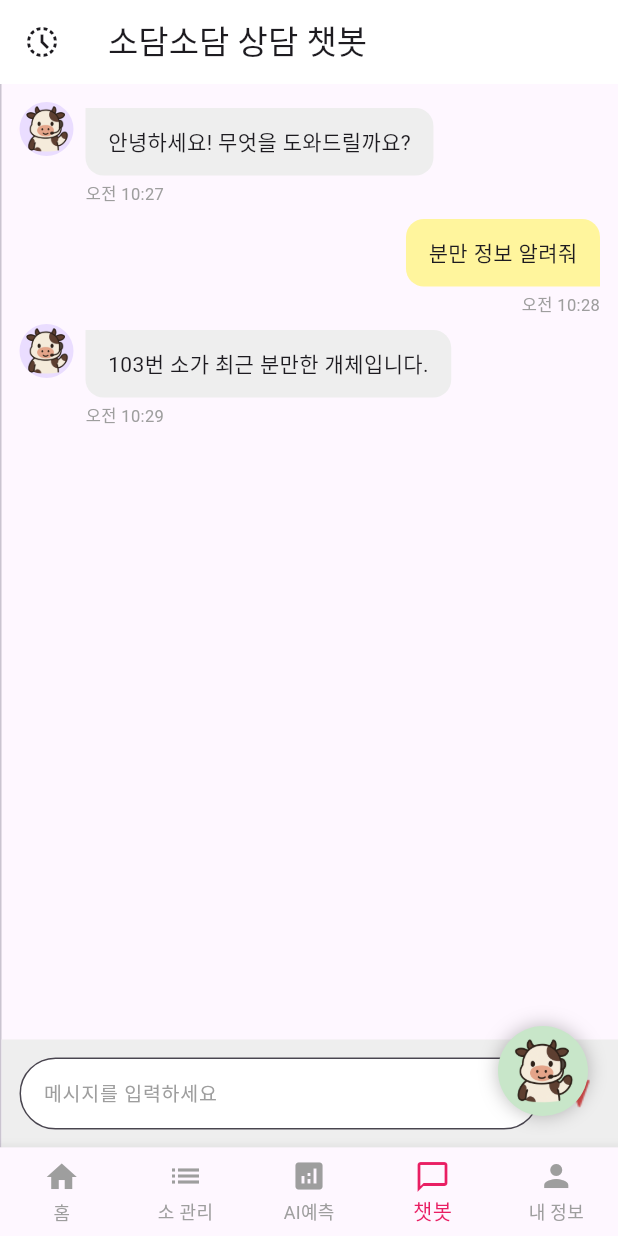
After one commit to SeulGi0117/BlackCows, a Flutter app: the MainScaffold screen opened directly, item 4 of the bottom bar chosen, after a tap on the "close fullscreen" icon, on a phone screen of 412 x 824 dp. The commit adds this screen. Run offline on Flutter 3.47's test engine with Material 3 defaults, Android fonts, the phone set to English and light mode, and no system bars; our stand-ins replace dio, flutter_dotenv, shared_preferences; accounts and stored records are empty.

Commit message:
feat: chatbot 대화기록+대화시작 페이지 생성

```diff
--- a/cow_management/lib/main.dart
+++ b/cow_management/lib/main.dart
@@ -1,6 +1,7 @@
 import 'package:flutter/material.dart';
 import 'package:provider/provider.dart';
 import 'package:flutter_dotenv/flutter_dotenv.dart';
+
 import 'package:cow_management/providers/user_provider.dart';
 import 'package:cow_management/providers/cow_provider.dart';
 import 'package:cow_management/screens/accounts/login.dart';
@@ -10,18 +11,19 @@ import 'package:cow_management/screens/profile/profile_page.dart';
 import 'package:cow_management/screens/cow_list/cow_list_page.dart';
 import 'package:cow_management/screens/cow_list/cow_detail_page.dart';
 import 'package:cow_management/models/cow.dart';
-import 'package:cow_management/screens/ai_service/app_wrapper.dart';
+import 'package:cow_management/screens/ai_chatbot/app_wrapper.dart';
 import 'package:cow_management/screens/cow_list/cow_edit_page.dart';
 import 'package:cow_management/screens/cow_list/Cow_Detail/cow_milk_add_page.dart';
 import 'package:cow_management/screens/cow_list/Cow_Detail/cow_milk_detail_page.dart';
 import 'package:cow_management/screens/ai_analysis/analysis_page.dart';
+import 'package:cow_management/screens/ai_chatbot/chatbot_history_page.dart';
 
 Future<void> main() async {
   WidgetsFlutterBinding.ensureInitialized();
   await dotenv.load(fileName: "assets/config/.env");
 
   // 테스트 모드 설정
-  const bool isTestMode = true;
+  const bool isTestMode = false;
 
   runApp(
     MultiProvider(
@@ -96,6 +98,7 @@ class _MainScaffoldState extends State<MainScaffold> {
     const HomeScreen(),
     const CowListPage(),
     const AnalysisPage(),
+    const ChatbotHistoryPage(),
     const ProfilePage(),
   ];
 
@@ -119,7 +122,8 @@ class _MainScaffoldState extends State<MainScaffold> {
           items: const [
             BottomNavigationBarItem(icon: Icon(Icons.home), label: '홈'),
             BottomNavigationBarItem(icon: Icon(Icons.list), label: '소 관리'),
-            BottomNavigationBarItem(icon: Icon(Icons.pie_chart), label: '분석'),
+            BottomNavigationBarItem(icon: Icon(Icons.analytics), label: 'AI예측'),
+            BottomNavigationBarItem(icon: Icon(Icons.chat_bubble_outline), label: '챗봇'),
             BottomNavigationBarItem(icon: Icon(Icons.person), label: '내 정보'),
           ],
         ),
--- /dev/null
+++ b/cow_management/lib/screens/ai_chatbot/chatbot_history_page.dart
@@ -0,0 +1,90 @@
+import 'package:flutter/material.dart';
+import 'chatbot_quick_core.dart'; // 분리한 대화 UI
+
+class ChatbotHistoryPage extends StatefulWidget {
+  const ChatbotHistoryPage({super.key});
+
+  @override
+  State<ChatbotHistoryPage> createState() => _ChatbotHistoryPageState();
+}
+
+class _ChatbotHistoryPageState extends State<ChatbotHistoryPage> {
+  bool _isSidebarOpen = true;
+
+  final List<String> _chatSessions = [
+    '오늘 오전 상담',
+    '어제 저녁 기록',
+    '6월 15일 대화',
+  ];
+
+  int _selectedSessionIndex = 0;
+
+  void _toggleSidebar() {
+    setState(() {
+      _isSidebarOpen = !_isSidebarOpen;
+    });
+  }
+
+  @override
+  Widget build(BuildContext context) {
+    final sidebarWidth = _isSidebarOpen ? 200.0 : 0.0;
+
+    return Scaffold(
+      appBar: AppBar(
+        title: const Text('소담소담 상담 챗봇'),
+        backgroundColor: Colors.white,
+        leading: IconButton(
+          icon: Icon(
+            _isSidebarOpen ? Icons.close_fullscreen : Icons.history_toggle_off,
+          ),
+          tooltip: _isSidebarOpen ? '기록 닫기' : '기록 열기',
+          onPressed: _toggleSidebar,
+        ),
+      ),
+      body: Row(
+        children: [
+          AnimatedContainer(
+            duration: const Duration(milliseconds: 300),
+            width: sidebarWidth,
+            color: Colors.grey[100],
+            child: _isSidebarOpen
+                ? Column(
+                    crossAxisAlignment: CrossAxisAlignment.start,
+                    children: [
+                      const Padding(
+                        padding: EdgeInsets.all(12),
+                        child: Text(
+                          '채팅 기록',
+                          style: TextStyle(
+                              fontSize: 16, fontWeight: FontWeight.bold),
+                        ),
+                      ),
+                      Expanded(
+                        child: ListView.builder(
+                          itemCount: _chatSessions.length,
+                          itemBuilder: (context, index) {
+                            return ListTile(
+                              title: Text(_chatSessions[index]),
+                              selected: index == _selectedSessionIndex,
+                              onTap: () {
+                                setState(() {
+                                  _selectedSessionIndex = index;
+                                });
+                              },
+                            );
+                          },
+                        ),
+                      ),
+                    ],
+                  )
+                : null,
+          ),
+          const VerticalDivider(width: 1),
+          const Expanded(
+            child: ChatbotQuickCore(),
+          ),
+        ],
+      ),
+    );
+  }
+}
--- /dev/null
+++ b/cow_management/lib/screens/ai_chatbot/chatbot_quick_core.dart
@@ -0,0 +1,171 @@
+import 'package:flutter/material.dart';
+
+class ChatbotQuickCore extends StatefulWidget {
+  const ChatbotQuickCore({super.key});
+
+  @override
+  State<ChatbotQuickCore> createState() => _ChatbotQuickCoreState();
+}
+
+class _ChatbotQuickCoreState extends State<ChatbotQuickCore> {
+  final List<_ChatMessage> _messages = [
+    _ChatMessage(
+      text: "안녕하세요! 무엇을 도와드릴까요?",
+      isUser: false,
+      timestamp: DateTime.now().subtract(const Duration(minutes: 3)),
+    ),
+    _ChatMessage(
+      text: "분만 정보 알려줘",
+      isUser: true,
+      timestamp: DateTime.now().subtract(const Duration(minutes: 2)),
+    ),
+    _ChatMessage(
+      text: "103번 소가 최근 분만한 개체입니다.",
+      isUser: false,
+      timestamp: DateTime.now().subtract(const Duration(minutes: 1)),
+    ),
+  ];
+
+  final TextEditingController _controller = TextEditingController();
+
+  void _handleSend() {
+    final text = _controller.text.trim();
+    if (text.isEmpty) return;
+
+    setState(() {
+      _messages.add(_ChatMessage(
+        text: text,
+        isUser: true,
+        timestamp: DateTime.now(),
+      ));
+    });
+
+    _controller.clear();
+  }
+
+  String _formatTime(DateTime time) {
+    final hour = time.hour > 12 ? time.hour - 12 : time.hour;
+    final period = time.hour >= 12 ? '오후' : '오전';
+    final minute = time.minute.toString().padLeft(2, '0');
+    return '$period $hour:$minute';
+  }
+
+  @override
+  Widget build(BuildContext context) {
+    return Column(
+      children: [
+        Expanded(
+          child: ListView.builder(
+            padding: const EdgeInsets.all(12),
+            itemCount: _messages.length,
+            itemBuilder: (context, index) {
+              final msg = _messages[index];
+              return Align(
+                alignment:
+                    msg.isUser ? Alignment.centerRight : Alignment.centerLeft,
+                child: Row(
+                  mainAxisAlignment: msg.isUser
+                      ? MainAxisAlignment.end
+                      : MainAxisAlignment.start,
+                  crossAxisAlignment: CrossAxisAlignment.start,
+                  children: [
+                    if (!msg.isUser) ...[
+                      const CircleAvatar(
+                        radius: 18,
+                        backgroundImage:
+                            AssetImage('assets/images/chatbot_icon.png'),
+                      ),
+                      const SizedBox(width: 8),
+                    ],
+                    Column(
+                      crossAxisAlignment: msg.isUser
+                          ? CrossAxisAlignment.end
+                          : CrossAxisAlignment.start,
+                      children: [
+                        Container(
+                          padding: const EdgeInsets.symmetric(
+                              horizontal: 15, vertical: 12),
+                          margin: const EdgeInsets.symmetric(vertical: 4),
+                          constraints: const BoxConstraints(maxWidth: 500),
+                          decoration: BoxDecoration(
+                            color: msg.isUser
+                                ? Colors.yellow[200]
+                                : Colors.grey[200],
+                            borderRadius: BorderRadius.only(
+                              bottomLeft: const Radius.circular(12),
+                              topRight: const Radius.circular(12),
+                              topLeft: Radius.circular(msg.isUser ? 12 : 0),
+                              bottomRight: Radius.circular(msg.isUser ? 0 : 12),
+                            ),
+                          ),
+                          child: Text(msg.text),
+                        ),
+                        Padding(
+                          padding: const EdgeInsets.only(bottom: 4),
+                          child: Text(
+                            _formatTime(msg.timestamp),
+                            style: const TextStyle(
+                                fontSize: 11, color: Colors.grey),
+                          ),
+                        ),
+                      ],
+                    ),
+                  ],
+                ),
+              );
+            },
+          ),
+        ),
+        Container(
+          color: Colors.grey[200],
+          padding: const EdgeInsets.symmetric(horizontal: 12, vertical: 12),
+          child: Row(
+            children: [
+              Expanded(
+                child: TextField(
+                  controller: _controller,
+                  decoration: InputDecoration(
+                    hintText: "메시지를 입력하세요",
+                    hintStyle: const TextStyle(
+                      fontSize: 13,
+                      color: Colors.grey,
+                    ),
+                    filled: true,
+                    fillColor: Colors.white,
+                    isDense: true,
+                    border: OutlineInputBorder(
+                      borderRadius: BorderRadius.circular(24),
+                      borderSide:
+                          BorderSide(color: Colors.grey.withOpacity(0.3)),
+                    ),
+                  ),
+                ),
+              ),
+              const SizedBox(width: 8),
+              InkWell(
+                onTap: _handleSend,
+                child: Image.asset(
+                  'assets/images/send_chat.png',
+                  width: 32,
+                  height: 32,
+                ),
+              ),
+            ],
+          ),
+        ),
+      ],
+    );
+  }
+}
+
+class _ChatMessage {
+  final String text;
+  final bool isUser;
+  final DateTime timestamp;
+
+  _ChatMessage({
+    required this.text,
+    required this.isUser,
+    required this.timestamp,
+  });
+}
--- /dev/null
+++ b/cow_management/lib/screens/ai_chatbot/floating_chatbot_button.dart
@@ -0,0 +1,44 @@
+import 'package:flutter/material.dart';
+import 'package:cow_management/screens/ai_chatbot/chatbot_quick_page.dart';
+
+class FloatingChatbotButton extends StatelessWidget {
+  const FloatingChatbotButton({super.key});
+
+  @override
+  Widget build(BuildContext context) {
+    return GestureDetector(
+      onTap: () {
+        Navigator.push(
+          context,
+          MaterialPageRoute(builder: (_) => ChatbotScreen()),
+        );
+      },
+      child: Stack(
+        alignment: Alignment.center,
+        children: [
+          Container(
+            width: 60,
+            height: 60,
+            decoration: BoxDecoration(
+              color: Colors.green[100], // 연한 초록색
+              shape: BoxShape.circle,
+              boxShadow: [
+                BoxShadow(
+                  color: Colors.black26,
+                  blurRadius: 10,
+                  offset: Offset(0, 0),
+                ),
+              ],
+            ),
+          ),
+          Image.asset(
+            'assets/images/chatbot_icon.png',
+            width: 50,
+            height: 50,
+            fit: BoxFit.contain,
+          ),
+        ],
+      ),
+    );
+  }
+}
```
Also changed, not shown: cow_management/lib/screens/ai_chatbot/chatbot_quick_page.dart (added, +17 -0 lines), cow_management/lib/screens/ai_service/chatbot.dart (deleted, +0 -179 lines), cow_management/lib/screens/ai_service/floating_chatbot_button.dart (deleted, +0 -40 lines), cow_management/lib/screens/ai_analysis/analysis_constants.dart (deleted), cow_management/lib/screens/ai_chatbot/app_wrapper.dart (renamed from cow_management/lib/screens/ai_service/app_wrapper.dart).
